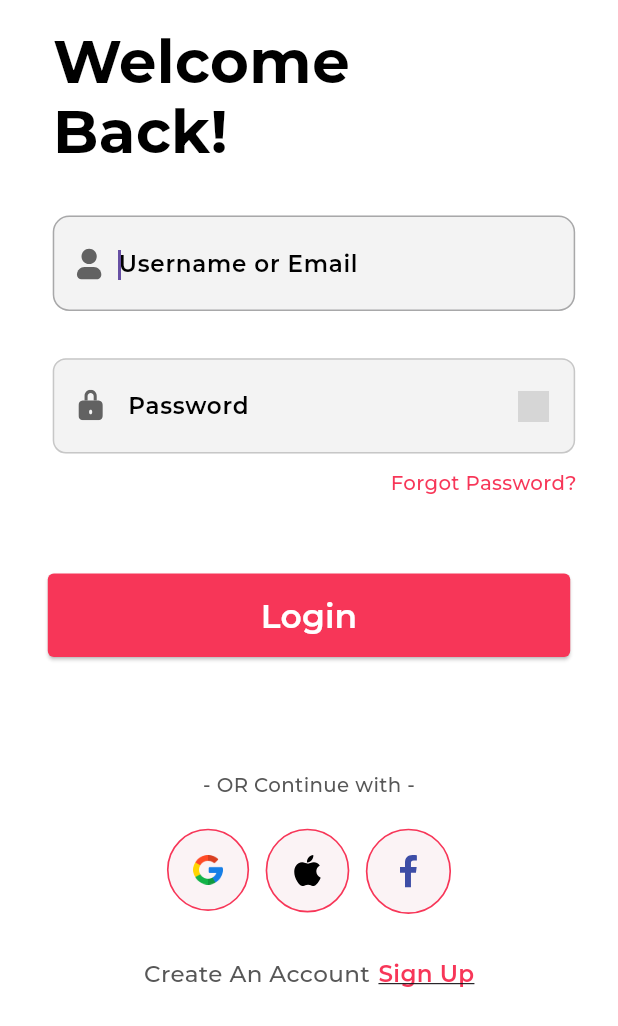
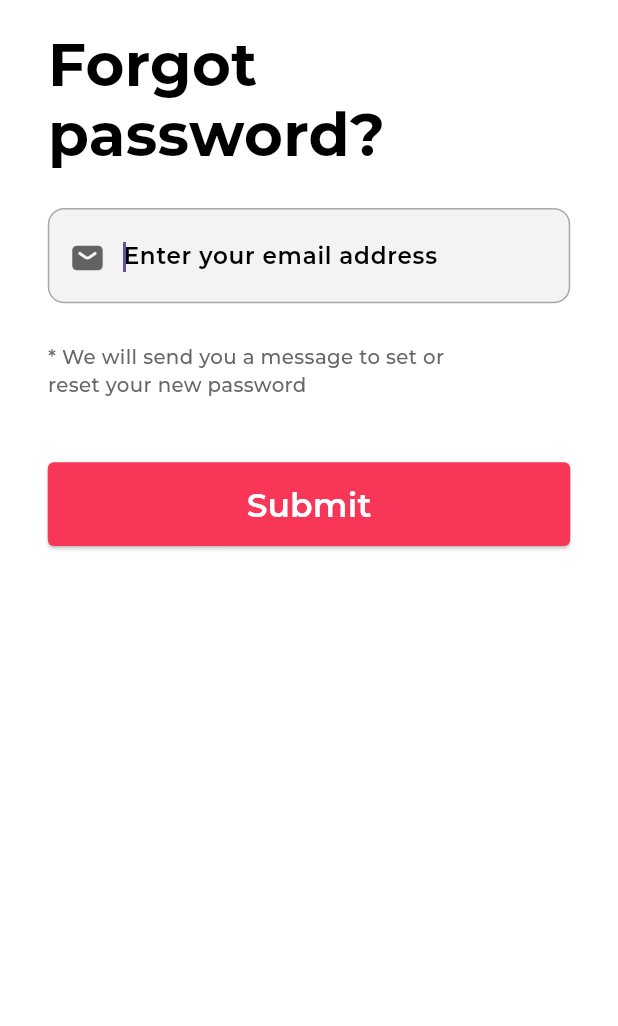
Before and after one commit to Mohamed-7018/stylish_ecommerce, a Flutter app: the screen it shows after launch, on a phone screen of 412 x 824 dp. Shown: the top 1026 px of the screen. Run offline on Flutter 3.47's test engine with Material 3 defaults, Android fonts, the phone set to English and light mode, and no system bars; our stand-ins replace auto_route, cached_network_image, connectivity_plus, device_preview, dio, flutter_bloc and 6 more; project files that could hold a hidden picture were left out; grey boxes are pictures that could not be loaded.

Commit message:
forget_password_page UI only - code not refactored yet

```diff
--- a/lib/core/router/auto_route.dart
+++ b/lib/core/router/auto_route.dart
@@ -14,7 +14,7 @@ class AppRouter extends $AppRouter {
         /// a route with the path '/' is configured to navigate to the 'OnBoardingRoute' page.
         CustomRoute(
           path: '/',
-          page: SignInRoute.page,
+          page: ForgetPasswordRoute.page,
 
           /// TransitionsBuilder determines how the page transition animation should be performed.
           /// In this case, the 'slideBottom' transition is used, meaning the new page will slide up from the bottom.
--- a/lib/presentation/common_widget/custom_elevated_button.dart
+++ b/lib/presentation/common_widget/custom_elevated_button.dart
@@ -72,9 +72,15 @@ class CustomElevatedButton extends BaseButton {
         margin: margin,
         decoration: decoration,
         child: ElevatedButton(
-          style: buttonStyle ?? ElevatedButton.styleFrom(
-            backgroundColor: Get.colorScheme.primary,
-          ),
+          style: buttonStyle ??
+              ButtonStyle(
+                backgroundColor:
+                    MaterialStateProperty.all<Color>(Get.colorScheme.primary),
+                shape: MaterialStateProperty.all<RoundedRectangleBorder>(
+                  RoundedRectangleBorder(
+                      borderRadius: BorderRadius.circular(4)),
+                ),
+              ),
           onPressed: isDisabled ?? false ? null : onPressed ?? () {},
           child: Row(
             mainAxisAlignment: MainAxisAlignment.center,
--- /dev/null
+++ b/lib/presentation/screens/forget_password_page.dart
@@ -0,0 +1,104 @@
+import 'package:auto_route/auto_route.dart';
+import 'package:flutter/material.dart';
+import 'package:stylish_ecommerce/core/helper/localization_extension.dart';
+import 'package:stylish_ecommerce/core/utils/values.dart';
+import 'package:stylish_ecommerce/presentation/common_widget/custom_elevated_button.dart';
+import 'package:stylish_ecommerce/presentation/common_widget/custom_image_view.dart';
+import 'package:stylish_ecommerce/presentation/common_widget/custom_text_form_field.dart';
+
+@RoutePage()
+class ForgetPasswordPage extends StatelessWidget {
+  const ForgetPasswordPage({super.key});
+
+  @override
+  Widget build(BuildContext context) {
+    GlobalKey<FormState> formKey = GlobalKey<FormState>();
+
+    return SafeArea(
+      child: Scaffold(
+        backgroundColor: GlobalAppColors.whiteA70001,
+        resizeToAvoidBottomInset: false,
+        body: Form(
+          key: formKey,
+          child: Container(
+            width: double.maxFinite,
+            padding: EdgeInsets.symmetric(
+              horizontal: 29.horizontal,
+              vertical: 19.vertical,
+            ),
+            child: Column(
+              crossAxisAlignment: CrossAxisAlignment.start,
+              children: [
+                SizedBox(
+                  // width: 203.horizontal,
+                  child: Text(
+                    "msg_forgot_password2".tr(context),
+                    maxLines: 2,
+                    overflow: TextOverflow.ellipsis,
+                    style: Get.textTheme.displaySmall!.copyWith(
+                      height: 1.19,
+                    ),
+                  ),
+                ),
+                SizedBox(
+                  height: 25.vertical,
+                ),
+                CustomTextFormField(
+                  fillColor: GlobalAppColors.gray10001,
+                  controller: TextEditingController(),
+                  hintText: "msg_enter_your_email".tr(context),
+                  textInputAction: TextInputAction.done,
+                  textInputType: TextInputType.emailAddress,
+                  prefix: Container(
+                    margin: EdgeInsets.fromLTRB(
+                      13.horizontal,
+                      17.vertical,
+                      7.horizontal,
+                      14.vertical,
+                    ),
+                    child: CustomImageView(
+                      imagePath: GlobalAppImages.imgMail,
+                      height: 24.adaptSize,
+                      width: 24.adaptSize,
+                    ),
+                  ),
+                  prefixConstraints: BoxConstraints(
+                    maxHeight: 55.vertical,
+                  ),
+                  validator: (value) {
+                    // if (value == null ||
+                    //     (!isValidEmail(value, isRequired: true))) {
+                    //   return "err_msg_please_enter_valid_email".tr;
+                    // }
+                    return null;
+                  },
+                  contentPadding: EdgeInsets.only(
+                    top: 20.vertical,
+                    right: 12.horizontal,
+                    bottom: 20.vertical,
+                  ),
+                ),
+                SizedBox(height: 26.vertical),
+                Container(
+                  width: 261.horizontal,
+                  margin: EdgeInsets.only(right: 54.horizontal),
+                  child: Text(
+                    "msg_we_will_send_you".tr(context),
+                    maxLines: 2,
+                    overflow: TextOverflow.ellipsis,
+                    style: CustomTextStyles.bodySmallGray700_1,
+                  ),
+                ),
+                SizedBox(height: 41.vertical),
+                CustomElevatedButton(
+                  text: "lbl_submit".tr(context),
+                ),
+                SizedBox(height: 5.vertical),
+              ],
+            ),
+          ),
+        ),
+      ),
+    );
+  }
+}
--- a/lib/presentation/screens/sign_in_page.dart
+++ b/lib/presentation/screens/sign_in_page.dart
@@ -153,14 +153,7 @@ class SignInPage extends StatelessWidget {
                 CustomElevatedButton(
                   text: "lbl_login".tr(context),
                   margin: EdgeInsets.symmetric(horizontal: 4.horizontal),
-                  buttonStyle: ButtonStyle(
-                    backgroundColor: MaterialStateProperty.all<Color>(
-                        Get.colorScheme.primary),
-                    shape: MaterialStateProperty.all<RoundedRectangleBorder>(
-                      RoundedRectangleBorder(
-                          borderRadius: BorderRadius.circular(4)),
-                    ),
-                  ),
+
                 ),
                 SizedBox(height: 75.vertical),
                 Text(
```
Also changed, not shown: lib/core/router/auto_route.gr.dart.
